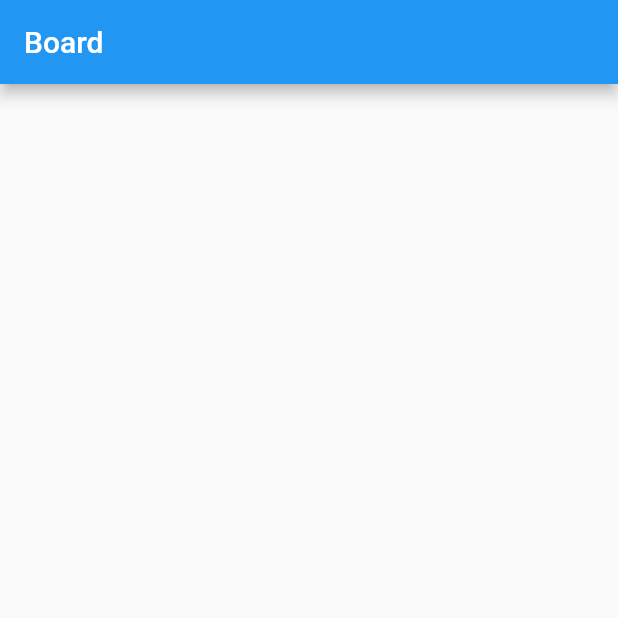
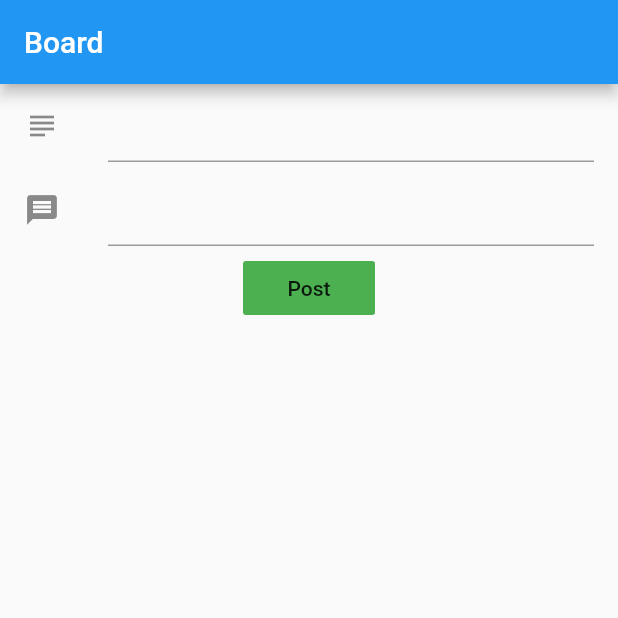
Before and after one commit to theknoosh/flutter_apps, a Flutter app: the screen it shows after launch, on a phone screen of 412 x 824 dp, the top half of it. Run offline on Flutter 3.47's test engine with Material 2 defaults, Android fonts, the phone set to English and light mode, and no system bars; drawn by our look-alikes of firebase_database.

Commit message:
190. App - Community Board AnimatedList and FirebaseListView completed

```diff
--- a/lib/main.dart
+++ b/lib/main.dart
@@ -1,3 +1,4 @@
+import 'package:firebase_database/ui/firebase_animated_list.dart';
 import 'package:flutter/material.dart';
 import 'package:firebase_database/firebase_database.dart';
 import 'package:flutter_setup/model/board.dart';
@@ -55,16 +56,65 @@ class _MyHomePageState extends State<MyHomePage> {
 
         title: Text("Board"),
       ),
-      body: Center(
+      body: Column(
+        children: <Widget>[
+          Flexible(
+            flex: 0,
+            child: Center(
 
-        child: Column(
-
-          mainAxisAlignment: MainAxisAlignment.center,
-          children: <Widget>[
-
-          ],
-        ),
-      ),
+              child: Form(
+                key: formKey,
+                child: Flex(
+                direction: Axis.vertical,
+                children: <Widget>[
+                  ListTile(
+                    leading: Icon(Icons.subject),
+                    title: TextFormField(
+                      initialValue: "",
+                      onSaved: (val) => board.subject = val,
+                      validator: (val) => val == "" ? val : null,
+                    ),
+                  ),
+                  ListTile(
+                    leading: Icon(Icons.message),
+                    title: TextFormField(
+                      initialValue: "",
+                      onSaved: (val) => board.body = val,
+                      validator: (val) => val == "" ? val : null,
+                    ),
+                  ),
+                  // Send or Post button
+                  FlatButton(
+                    child: Text("Post"),
+                    color: Colors.green,
+                    onPressed: () {
+                      handleSubmit();
+                    },
+                  ),
+                ],
+              ),
+            ),
+          ),
+    ),
+          Flexible(
+            child: FirebaseAnimatedList(
+                query: databaseReference,
+                itemBuilder: (_, DataSnapshot snapshot,
+                    Animation<double> animation, int index){
+                  return new Card(
+                    child: ListTile(
+                      leading: CircleAvatar(
+                        backgroundColor: Colors.red,
+                      ),
+                      title: Text(boardMessages[index].subject),
+                      subtitle: Text(boardMessages[index].body),
+                    ),
+                  );
+                }
+            ),
+          )
+        ],
+      )
     );
   }
 
@@ -73,4 +123,14 @@ class _MyHomePageState extends State<MyHomePage> {
       boardMessages.add(Board.fromSnapshot(event.snapshot));
     });
   }
+  void handleSubmit(){
+    final FormState form = formKey.currentState;
+    if (form.validate()) {
+      form.save();
+      form.reset();
+      // save form data to the database
+      databaseReference.push().set(board.toJson());
+    }
+
+  }
 }
```
